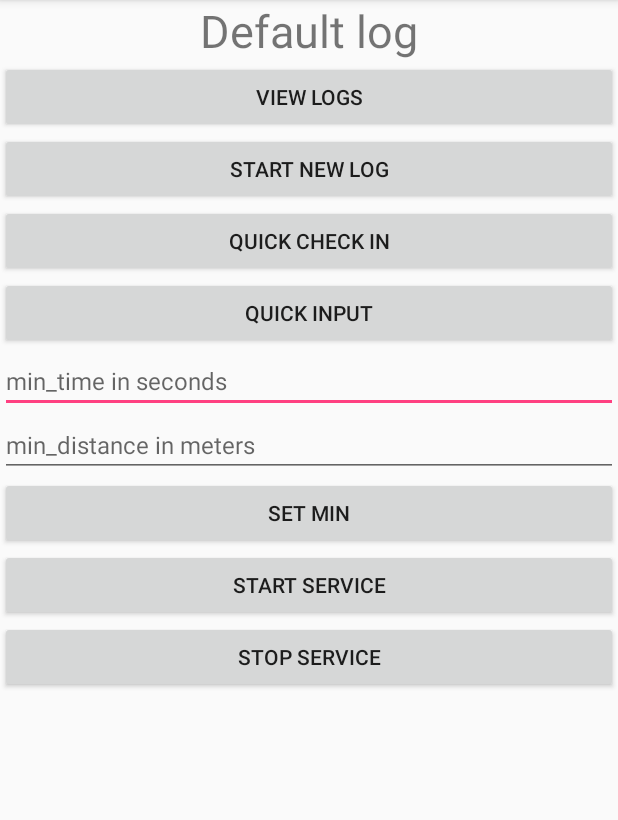
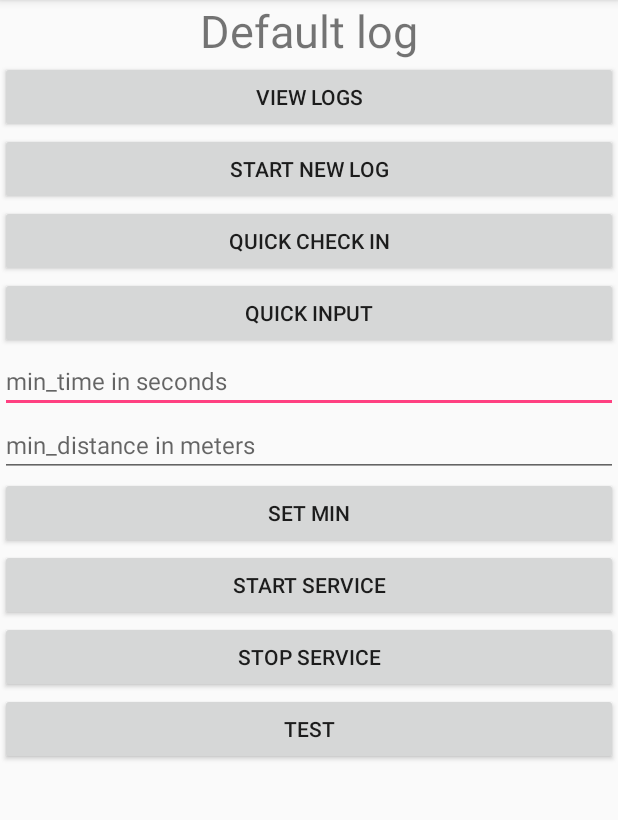
Before and after one commit to jelenic/WhereWasI, an Android app: the screen it shows after launch (LoggedInActivity), on a phone screen of 412 x 824 dp, the part 84-904 px from its top. Run offline under Robolectric (Android 15) with nearby library versions, the phone set to English and light mode, and no system bars.

Commit message:
added button to open google maps showing location, saving images in folders

```diff
--- a/app/src/main/java/com/example/jakov/wherewasi/LoggedInActivity.java
+++ b/app/src/main/java/com/example/jakov/wherewasi/LoggedInActivity.java
@@ -13,6 +13,7 @@ import android.location.Geocoder;
 import android.location.Location;
 import android.location.LocationListener;
 import android.location.LocationManager;
+import android.net.Uri;
 import android.os.Build;
 import android.os.Bundle;
 import android.support.annotation.NonNull;
@@ -46,6 +47,8 @@ public class LoggedInActivity extends AppCompatActivity {
     private Button setMin;
     private Button startServiceBtn;
     private Button stopServiceBtn;
+
+    private Button testMapsBtn;
     public static final String CHANNEL_ID = "GPS_Service";
 
 
@@ -82,6 +85,8 @@ public class LoggedInActivity extends AppCompatActivity {
         super.onCreate(savedInstanceState);
         setContentView(R.layout.activity_logged_in);
 
+        createNotificationChannel();
+
         SharedPreferences prefs= this.getSharedPreferences("MyValues", 0);
         activeLog = prefs.getString("ActiveLog", "Default log");
         putin = prefs.getBoolean("Putin", true);
@@ -94,7 +99,16 @@ public class LoggedInActivity extends AppCompatActivity {
         currentLog.setText(activeLog);
         ActiveLog.getInstance().setValue(activeLog);
 
+        testMapsBtn = findViewById(R.id.testMapsBtn);
+        testMapsBtn.setOnClickListener(new View.OnClickListener() {
+            @Override
+            public void onClick(View view) {
 
+                String uri = String.format(Locale.ENGLISH, "geo:%f,%f", latituded, longituded);
+                Intent intent = new Intent(Intent.ACTION_VIEW, Uri.parse(uri));
+                startActivity(intent);
+            }
+        });
 
 
         startServiceBtn = findViewById(R.id.startServiceBtn);
--- a/app/src/main/res/layout/activity_logged_in.xml
+++ b/app/src/main/res/layout/activity_logged_in.xml
@@ -82,6 +82,12 @@
         android:layout_height="wrap_content"
         android:layout_below="@+id/startServiceBtn"
         android:text="STOP SERVICE"/>
+    <Button
+        android:id="@+id/testMapsBtn"
+        android:layout_width="match_parent"
+        android:layout_height="wrap_content"
+        android:layout_below="@+id/stopServiceBtn"
+        android:text="TEST"/>
 
 
 
```
Also changed, not shown: app/src/main/AndroidManifest.xml (+5 -2 lines), app/src/main/java/com/example/jakov/wherewasi/DialogActivity.java (+18 -0 lines), app/src/main/java/com/example/jakov/wherewasi/GPS_Service.java (+29 -8 lines), app/src/main/java/com/example/jakov/wherewasi/QuickInputActivity.java (+8 -2 lines), app/src/main/res/layout/activity_dialog.xml (+10 -3 lines).
